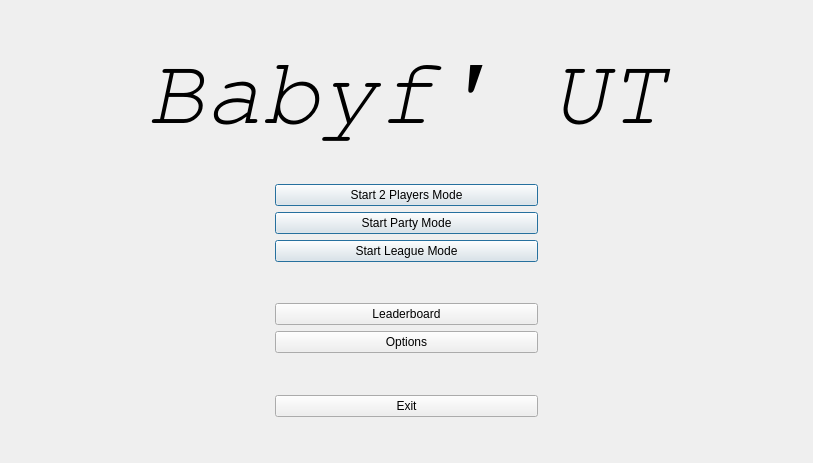
eharquin/babyfut, file ui/menu.ui: the form before one commit.
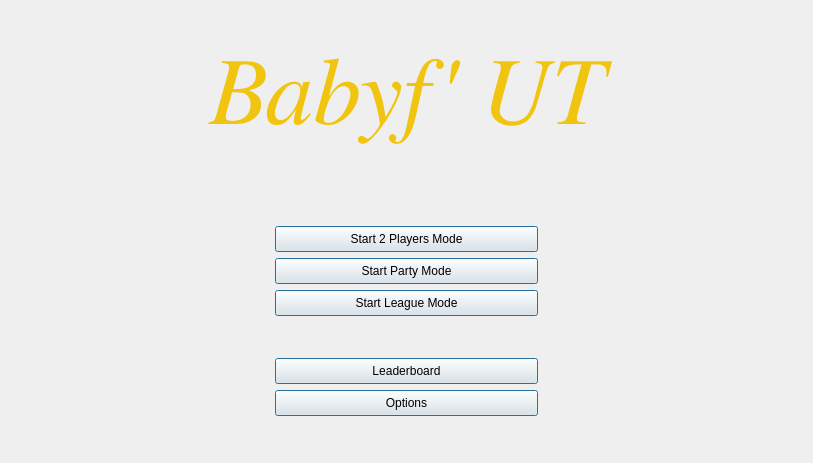
The form after the commit.

What changed in the file:
```diff
--- a/ui/menu.ui
+++ b/ui/menu.ui
@@ -31,7 +31,7 @@
     <widget class="QLabel" name="label">
      <property name="font">
       <font>
-       <family>FreeMono</family>
+       <family>FreeSerif</family>
        <pointsize>72</pointsize>
        <weight>50</weight>
        <italic>true</italic>
@@ -39,6 +39,9 @@
        <underline>false</underline>
       </font>
      </property>
+     <property name="styleSheet">
+      <string notr="true">color: rgb(241, 196, 15);</string>
+     </property>
      <property name="text">
       <string>Babyf' UT</string>
      </property>
@@ -60,6 +63,19 @@
      </property>
     </spacer>
    </item>
+   <item>
+    <spacer name="verticalSpacer_3">
+     <property name="orientation">
+      <enum>Qt::Vertical</enum>
+     </property>
+     <property name="sizeHint" stdset="0">
+      <size>
+       <width>20</width>
+       <height>40</height>
+      </size>
+     </property>
+    </spacer>
+   </item>
    <item>
     <layout class="QHBoxLayout" name="horizontalLayout">
      <item>
@@ -86,6 +102,9 @@
        <property name="text">
         <string>Start 2 Players Mode</string>
        </property>
+       <property name="checkable">
+        <bool>true</bool>
+       </property>
        <property name="autoDefault">
         <bool>true</bool>
        </property>
@@ -135,6 +154,9 @@
        <property name="text">
         <string>Start Party Mode</string>
        </property>
+       <property name="checkable">
+        <bool>true</bool>
+       </property>
        <property name="autoDefault">
         <bool>true</bool>
        </property>
@@ -184,6 +206,9 @@
        <property name="text">
         <string>Start League Mode</string>
        </property>
+       <property name="checkable">
+        <bool>true</bool>
+       </property>
        <property name="autoDefault">
         <bool>true</bool>
        </property>
@@ -246,6 +271,15 @@
        <property name="text">
         <string>Leaderboard</string>
        </property>
+       <property name="checkable">
+        <bool>true</bool>
+       </property>
+       <property name="autoDefault">
+        <bool>true</bool>
+       </property>
+       <property name="default">
+        <bool>true</bool>
+       </property>
       </widget>
      </item>
      <item>
@@ -289,6 +323,15 @@
        <property name="text">
         <string>Options</string>
        </property>
+       <property name="checkable">
+        <bool>true</bool>
+       </property>
+       <property name="autoDefault">
+        <bool>true</bool>
+       </property>
+       <property name="default">
+        <bool>true</bool>
+       </property>
       </widget>
      </item>
      <item>
@@ -306,62 +349,6 @@
      </item>
     </layout>
    </item>
-   <item>
-    <spacer name="verticalSpacer_3">
-     <property name="orientation">
-      <enum>Qt::Vertical</enum>
-     </property>
-     <property name="sizeHint" stdset="0">
-      <size>
-       <width>20</width>
-       <height>37</height>
-      </size>
-     </property>
-    </spacer>
-   </item>
-   <item>
-    <layout class="QHBoxLayout" name="horizontalLayout_5">
-     <item>
-      <spacer name="horizontalSpacer_9">
-       <property name="orientation">
-        <enum>Qt::Horizontal</enum>
-       </property>
-       <property name="sizeHint" stdset="0">
-        <size>
-         <width>40</width>
-         <height>20</height>
-        </size>
-       </property>
-      </spacer>
-     </item>
-     <item>
-      <widget class="QPushButton" name="btnExit">
-       <property name="sizePolicy">
-        <sizepolicy hsizetype="Expanding" vsizetype="Expanding">
-         <horstretch>0</horstretch>
-         <verstretch>0</verstretch>
-        </sizepolicy>
-       </property>
-       <property name="text">
-        <string>Exit</string>
-       </property>
-      </widget>
-     </item>
-     <item>
-      <spacer name="horizontalSpacer_10">
-       <property name="orientation">
-        <enum>Qt::Horizontal</enum>
-       </property>
-       <property name="sizeHint" stdset="0">
-        <size>
-         <width>40</width>
-         <height>20</height>
-        </size>
-       </property>
-      </spacer>
-     </item>
-    </layout>
-   </item>
    <item>
     <spacer name="verticalSpacer_2">
      <property name="orientation">
```
Left out of the diff: 1 changed line with no effect on the pictures.
